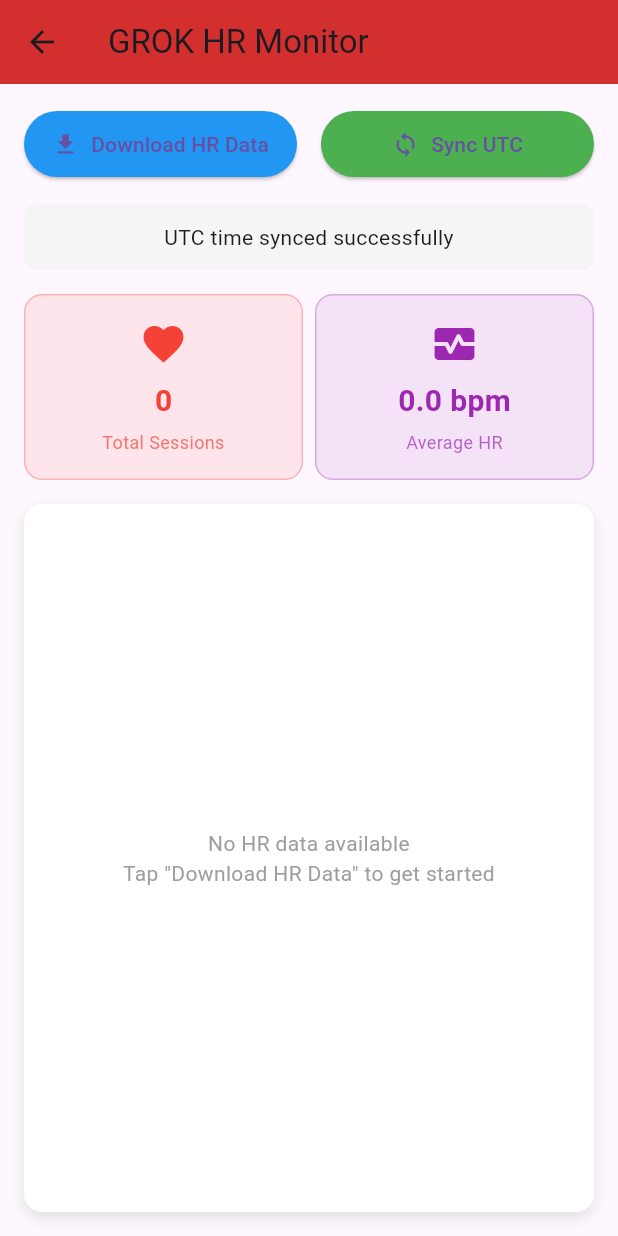
After one commit to paoloartasensi/cl837, a Flutter app: the GrokHrScreen screen opened directly, after a tap on "Download HR Data", after a tap on "Sync UTC", on a phone screen of 412 x 824 dp. The commit adds this screen. Run offline on Flutter 3.47's test engine with Material 3 defaults, Android fonts, the phone set to English and light mode, and no system bars; our stand-ins replace flutter_blue_plus, permission_handler, share_plus, shared_preferences; accounts and stored records are empty.

Commit message:
feat: Add GROK HR Monitor screen and implement HR data download and sync functionality

```diff
--- a/lib/chileaf_extended_service.dart
+++ b/lib/chileaf_extended_service.dart
@@ -1750,6 +1750,11 @@ class ChileafExtendedService {
     }
   }
 
+  /// Metodo pubblico per inviare comandi BLE
+  Future<void> sendCommand(List<int> command) async {
+    await _sendCommand(command);
+  }
+
   /// Imposta allarme frequenza cardiaca usando comando ufficiale (0x57)
   /// Equivalente al metodo setHeartRateAlarm() del SDK Android
   Future<void> setHeartRateAlarm(bool enabled) async {
--- a/lib/main.dart
+++ b/lib/main.dart
@@ -19,6 +19,7 @@ import 'widgets/device_info_widget.dart';
 import 'widgets/device_control_widget.dart';
 import 'widgets/hr_control_widget.dart';
 import 'screens/data_extraction_dashboard.dart';
+import 'screens/grok_hr_screen.dart';
 import 'models/sensor_data.dart';
 import 'models/heart_rate_data.dart';
 import 'models/hrv_data.dart';
@@ -107,7 +108,7 @@ class _SensorDisplayPageState extends State<SensorDisplayPage> with TickerProvid
     @override
     void initState() {
         super.initState();
-        _tabController = TabController(length: 5, vsync: this); // Sensori, Test Manuali, Device Control, Feedback Tests, Info
+        _tabController = TabController(length: 6, vsync: this); // Sensori, Test Manuali, Device Control, HR Control, GROK HR, Info
         _setupStreamSubscriptions();
         _initializeBluetooth();
     }
@@ -904,6 +905,7 @@ class _SensorDisplayPageState extends State<SensorDisplayPage> with TickerProvid
                         Tab(icon: Icon(Icons.build), text: 'Test Manuali'),
                         Tab(icon: Icon(Icons.settings_remote), text: 'Device Control'),
                         Tab(icon: Icon(Icons.favorite), text: 'HR Control'),
+                        Tab(icon: Icon(Icons.monitor_heart), text: 'GROK HR'),
                         Tab(icon: Icon(Icons.info), text: 'Info'),
                     ],
                 ),
@@ -941,7 +943,9 @@ class _SensorDisplayPageState extends State<SensorDisplayPage> with TickerProvid
                                 textAlign: TextAlign.center,
                             ),
                           ),
-                    // Tab 5: Info dispositivo
+                    // Tab 5: GROK HR Monitor
+                    const GrokHrScreen(),
+                    // Tab 6: Info dispositivo
                     _buildInfoTab(),
                 ],
             ),
--- /dev/null
+++ b/lib/screens/grok_hr_screen.dart
@@ -0,0 +1,402 @@
+import 'dart:async';
+import 'package:flutter/material.dart';
+import 'package:intl/intl.dart';
+import '../chileaf_extended_service.dart';
+import '../models/historical_data.dart';
+
+class GrokHrScreen extends StatefulWidget {
+  const GrokHrScreen({super.key});
+
+  @override
+  State<GrokHrScreen> createState() => _GrokHrScreenState();
+}
+
+class _GrokHrScreenState extends State<GrokHrScreen> {
+  final ChileafExtendedService _service = ChileafExtendedService();
+  List<HeartRateHistoryData> _hrHistoryData = [];
+  bool _isDownloading = false;
+  bool _isSyncing = false;
+  String _statusMessage = '';
+  StreamSubscription? _hrDataSubscription;
+
+  @override
+  void initState() {
+    super.initState();
+    _setupStreams();
+  }
+
+  @override
+  void dispose() {
+    _hrDataSubscription?.cancel();
+    super.dispose();
+  }
+
+  void _setupStreams() {
+    _hrDataSubscription = _service.hrHistoryDataStream.listen((data) {
+      setState(() {
+        _hrHistoryData = [data]; // Wrap single data in list for compatibility
+        _isDownloading = false;
+        _statusMessage = 'HR data downloaded successfully';
+      });
+    });
+  }
+
+  Future<void> _downloadHRData() async {
+    setState(() {
+      _isDownloading = true;
+      _statusMessage = 'Downloading HR data...';
+    });
+
+    try {
+      // Send command 0x21 to get HR list
+      await _service.sendCommand([0x21]);
+
+      // Wait a moment for response
+      await Future.delayed(const Duration(seconds: 2));
+
+      // Send command 0x22 to get detailed data
+      await _service.sendCommand([0x22]);
+
+      // Wait for data to be processed
+      await Future.delayed(const Duration(seconds: 5));
+
+      // Send command 0x23 to complete
+      await _service.sendCommand([0x23]);
+
+      setState(() {
+        _statusMessage = 'Download completed';
+      });
+    } catch (e) {
+      setState(() {
+        _isDownloading = false;
+        _statusMessage = 'Error downloading HR data: $e';
+      });
+    }
+  }
+
+  Future<void> _syncUTC() async {
+    setState(() {
+      _isSyncing = true;
+      _statusMessage = 'Syncing UTC time...';
+    });
+
+    try {
+      await _service.syncDeviceTime();
+      setState(() {
+        _isSyncing = false;
+        _statusMessage = 'UTC time synced successfully';
+      });
+    } catch (e) {
+      setState(() {
+        _isSyncing = false;
+        _statusMessage = 'Error syncing UTC time: $e';
+      });
+    }
+  }
+
+  double _calculateAverageHR() {
+    if (_hrHistoryData.isEmpty) return 0.0;
+
+    int totalHR = 0;
+    int count = 0;
+
+    for (final session in _hrHistoryData) {
+      for (final entry in session.entries) {
+        if (entry.heartRate > 0 && entry.heartRate < 200) {
+          totalHR += entry.heartRate;
+          count++;
+        }
+      }
+    }
+
+    return count > 0 ? totalHR / count : 0.0;
+  }
+
+  @override
+  Widget build(BuildContext context) {
+    return Scaffold(
+      appBar: AppBar(
+        title: const Text('GROK HR Monitor'),
+        backgroundColor: Colors.red.shade700,
+      ),
+      body: Padding(
+        padding: const EdgeInsets.all(16.0),
+        child: Column(
+          crossAxisAlignment: CrossAxisAlignment.stretch,
+          children: [
+            // Control buttons
+            Row(
+              children: [
+                Expanded(
+                  child: ElevatedButton.icon(
+                    onPressed: _isDownloading ? null : _downloadHRData,
+                    icon: _isDownloading
+                        ? const SizedBox(
+                            width: 20,
+                            height: 20,
+                            child: CircularProgressIndicator(strokeWidth: 2),
+                          )
+                        : const Icon(Icons.download),
+                    label: const Text('Download HR Data'),
+                    style: ElevatedButton.styleFrom(
+                      backgroundColor: Colors.blue,
+                      padding: const EdgeInsets.symmetric(vertical: 12),
+                    ),
+                  ),
+                ),
+                const SizedBox(width: 16),
+                Expanded(
+                  child: ElevatedButton.icon(
+                    onPressed: _isSyncing ? null : _syncUTC,
+                    icon: _isSyncing
+                        ? const SizedBox(
+                            width: 20,
+                            height: 20,
+                            child: CircularProgressIndicator(strokeWidth: 2),
+                          )
+                        : const Icon(Icons.sync),
+                    label: const Text('Sync UTC'),
+                    style: ElevatedButton.styleFrom(
+                      backgroundColor: Colors.green,
+                      padding: const EdgeInsets.symmetric(vertical: 12),
+                    ),
+                  ),
+                ),
+              ],
+            ),
+
+            const SizedBox(height: 16),
+
+            // Status message
+            Container(
+              padding: const EdgeInsets.all(12),
+              decoration: BoxDecoration(
+                color: Colors.grey.shade100,
+                borderRadius: BorderRadius.circular(8),
+              ),
+              child: Text(
+                _statusMessage,
+                style: const TextStyle(fontSize: 14),
+                textAlign: TextAlign.center,
+              ),
+            ),
+
+            const SizedBox(height: 16),
+
+            // Stats cards
+            Row(
+              children: [
+                Expanded(
+                  child: _buildStatCard(
+                    'Total Sessions',
+                    _hrHistoryData.length.toString(),
+                    Icons.favorite,
+                    Colors.red,
+                  ),
+                ),
+                const SizedBox(width: 8),
+                Expanded(
+                  child: _buildStatCard(
+                    'Average HR',
+                    '${_calculateAverageHR().toStringAsFixed(1)} bpm',
+                    Icons.monitor_heart,
+                    Colors.purple,
+                  ),
+                ),
+              ],
+            ),
+
+            const SizedBox(height: 16),
+
+            // Chart
+            Expanded(
+              child: Container(
+                decoration: BoxDecoration(
+                  color: Colors.white,
+                  borderRadius: BorderRadius.circular(12),
+                  boxShadow: [
+                    BoxShadow(
+                      color: Colors.grey.shade300,
+                      blurRadius: 8,
+                      offset: const Offset(0, 4),
+                    ),
+                  ],
+                ),
+                child: _buildSimpleChart(),
+              ),
+            ),
+          ],
+        ),
+      ),
+    );
+  }
+
+  Widget _buildStatCard(String title, String value, IconData icon, Color color) {
+    return Container(
+      padding: const EdgeInsets.all(16),
+      decoration: BoxDecoration(
+        color: color.withOpacity(0.1),
+        borderRadius: BorderRadius.circular(12),
+        border: Border.all(color: color.withOpacity(0.3)),
+      ),
+      child: Column(
+        children: [
+          Icon(icon, color: color, size: 32),
+          const SizedBox(height: 8),
+          Text(
+            value,
+            style: TextStyle(
+              fontSize: 20,
+              fontWeight: FontWeight.bold,
+              color: color,
+            ),
+          ),
+          const SizedBox(height: 4),
+          Text(
+            title,
+            style: TextStyle(
+              fontSize: 12,
+              color: color.withOpacity(0.7),
+            ),
+            textAlign: TextAlign.center,
+          ),
+        ],
+      ),
+    );
+  }
+
+  Widget _buildSimpleChart() {
+    if (_hrHistoryData.isEmpty) {
+      return const Center(
+        child: Text(
+          'No HR data available\nTap "Download HR Data" to get started',
+          textAlign: TextAlign.center,
+          style: TextStyle(color: Colors.grey),
+        ),
+      );
+    }
+
+    return CustomPaint(
+      painter: ChartLinePainter(_hrHistoryData),
+      child: Container(),
+    );
+  }
+}
+
+class ChartLinePainter extends CustomPainter {
+  final List<HeartRateHistoryData> data;
+
+  ChartLinePainter(this.data);
+
+  @override
+  void paint(Canvas canvas, Size size) {
+    if (data.isEmpty) return;
+
+    final paint = Paint()
+      ..color = Colors.red.shade400
+      ..strokeWidth = 2
+      ..style = PaintingStyle.stroke;
+
+    final gridPaint = Paint()
+      ..color = Colors.grey.shade300
+      ..strokeWidth = 1;
+
+    // Draw grid
+    for (int i = 0; i <= 10; i++) {
+      final y = size.height * i / 10;
+      canvas.drawLine(Offset(0, y), Offset(size.width, y), gridPaint);
+    }
+
+    // Collect all HR entries with timestamps
+    final List<HeartRateHistoryEntry> allEntries = [];
+    for (final session in data) {
+      allEntries.addAll(session.entries);
+    }
+
+    if (allEntries.isEmpty) return;
+
+    // Sort by timestamp
+    allEntries.sort((a, b) => a.time.compareTo(b.time));
+
+    // Find min/max values
+    final minHR = allEntries.map((e) => e.heartRate).reduce((a, b) => a < b ? a : b);
+    final maxHR = allEntries.map((e) => e.heartRate).reduce((a, b) => a > b ? a : b);
+
+    final hrRange = maxHR - minHR;
+    final timeRange = allEntries.last.time.difference(allEntries.first.time).inMinutes;
+
+    if (timeRange == 0 || hrRange == 0) return;
+
+    final path = Path();
+    bool firstPoint = true;
+
+    for (final entry in allEntries) {
+      final timeDiff = entry.time.difference(allEntries.first.time).inMinutes;
+      final x = size.width * timeDiff / timeRange;
+      final y = size.height - (size.height * (entry.heartRate - minHR) / hrRange);
+
+      if (firstPoint) {
+        path.moveTo(x, y);
+        firstPoint = false;
+      } else {
+        path.lineTo(x, y);
+      }
+    }
+
+    canvas.drawPath(path, paint);
+
+    // Draw data points
+    final pointPaint = Paint()
+      ..color = Colors.red.shade600
+      ..style = PaintingStyle.fill;
+
+    for (final entry in allEntries) {
+      final timeDiff = entry.time.difference(allEntries.first.time).inMinutes;
+      final x = size.width * timeDiff / timeRange;
+      final y = size.height - (size.height * (entry.heartRate - minHR) / hrRange);
+
+      canvas.drawCircle(Offset(x, y), 3, pointPaint);
+    }
+
+    // Draw labels
+    final textPainter = TextPainter(
+      textAlign: TextAlign.center,
+    );
+
+    // Y-axis labels (HR values)
+    for (int i = 0; i <= 5; i++) {
+      final hr = minHR + (hrRange * i / 5);
+      final y = size.height - (size.height * i / 5);
+
+      textPainter.text = TextSpan(
+        text: hr.toStringAsFixed(0),
+        style: TextStyle(color: Colors.grey.shade600, fontSize: 10),
+      );
+      textPainter.layout();
+      textPainter.paint(canvas, Offset(-25, y - 5));
+    }
+
+    // X-axis labels (time)
+    if (allEntries.length >= 2) {
+      final startTime = allEntries.first.time;
+
+      for (int i = 0; i <= 5; i++) {
+        final time = startTime.add(Duration(
+          minutes: (timeRange * i / 5).toInt(),
+        ));
+
+        final x = size.width * i / 5;
+
+        textPainter.text = TextSpan(
+          text: DateFormat('HH:mm').format(time),
+          style: TextStyle(color: Colors.grey.shade600, fontSize: 10),
+        );
+        textPainter.layout();
+        textPainter.paint(canvas, Offset(x - 15, size.height + 5));
+      }
+    }
+  }
+
+  @override
+  bool shouldRepaint(covariant CustomPainter oldDelegate) => true;
+}
--- a/pubspec.yaml
+++ b/pubspec.yaml
@@ -17,6 +17,7 @@ dependencies:
   share_plus: ^7.2.2
   path_provider: ^2.1.1
   logger: ^2.3.0
+  fl_chart: ^0.66.2
 
 dev_dependencies:
   flutter_test:
```
Also changed, not shown: 2 other files.
